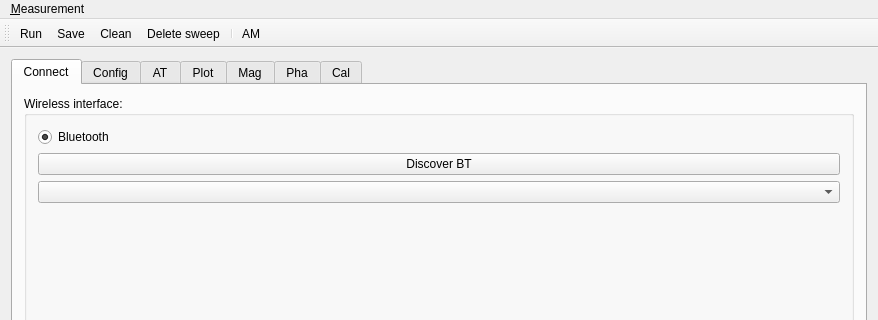
Qt form tester/tester/mainwindow.ui (saul-rodriguez/Qt) before a commit; both pictures show x 0 to 878 and y 0 to 320 of the 878 by 599 pixel window.
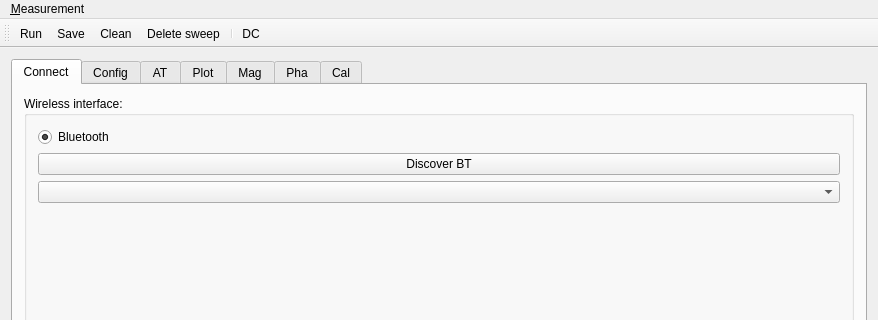
The same form after that commit. Icons and pictures are not drawn.

What changed in the file:
```diff
--- a/tester/tester/mainwindow.ui
+++ b/tester/tester/mainwindow.ui
@@ -551,7 +551,7 @@
     <bool>true</bool>
    </property>
    <property name="text">
-    <string>AM</string>
+    <string>DC</string>
    </property>
    <property name="toolTip">
     <string>AM</string>
```
Left out of the diff: 5 changed lines with no effect on the pictures.
